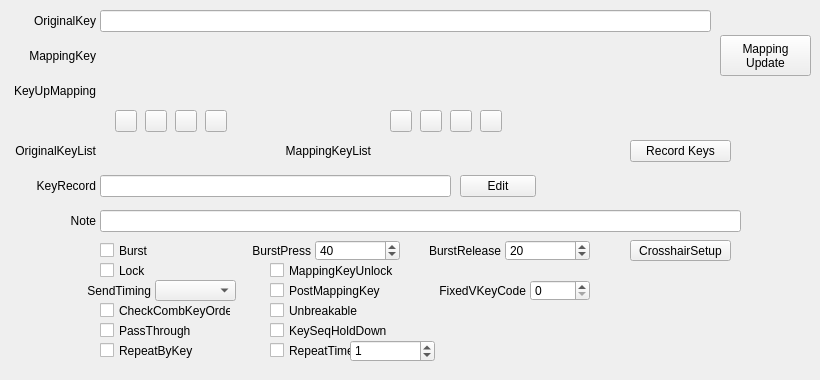
Above: QKeyMapper/qitemsetupdialog.ui from Zalafina/QKeyMapper before the change. Below: the same form after it.
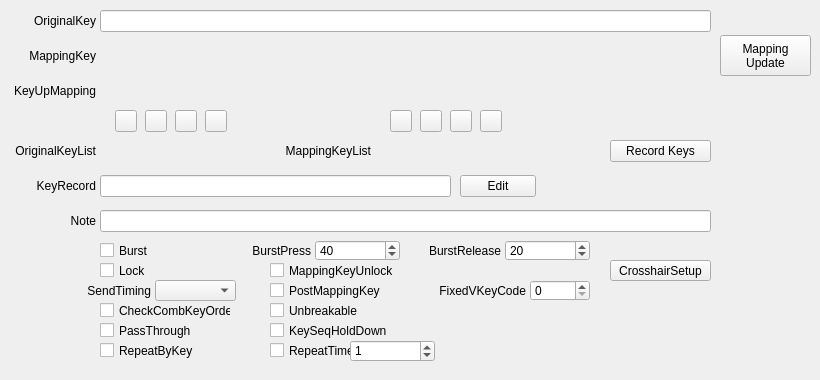
That is the form after the change.

```diff
--- a/QKeyMapper/qitemsetupdialog.ui
+++ b/QKeyMapper/qitemsetupdialog.ui
@@ -320,7 +320,7 @@
     <rect>
      <x>100</x>
      <y>210</y>
-     <width>641</width>
+     <width>611</width>
      <height>22</height>
     </rect>
    </property>
@@ -398,7 +398,7 @@
   <widget class="QPushButton" name="recordKeysButton">
    <property name="geometry">
     <rect>
-     <x>630</x>
+     <x>610</x>
      <y>140</y>
      <width>101</width>
      <height>22</height>
@@ -474,8 +474,8 @@
   <widget class="QPushButton" name="crosshairSetupButton">
    <property name="geometry">
     <rect>
-     <x>630</x>
-     <y>240</y>
+     <x>610</x>
+     <y>260</y>
      <width>101</width>
      <height>21</height>
     </rect>
```
